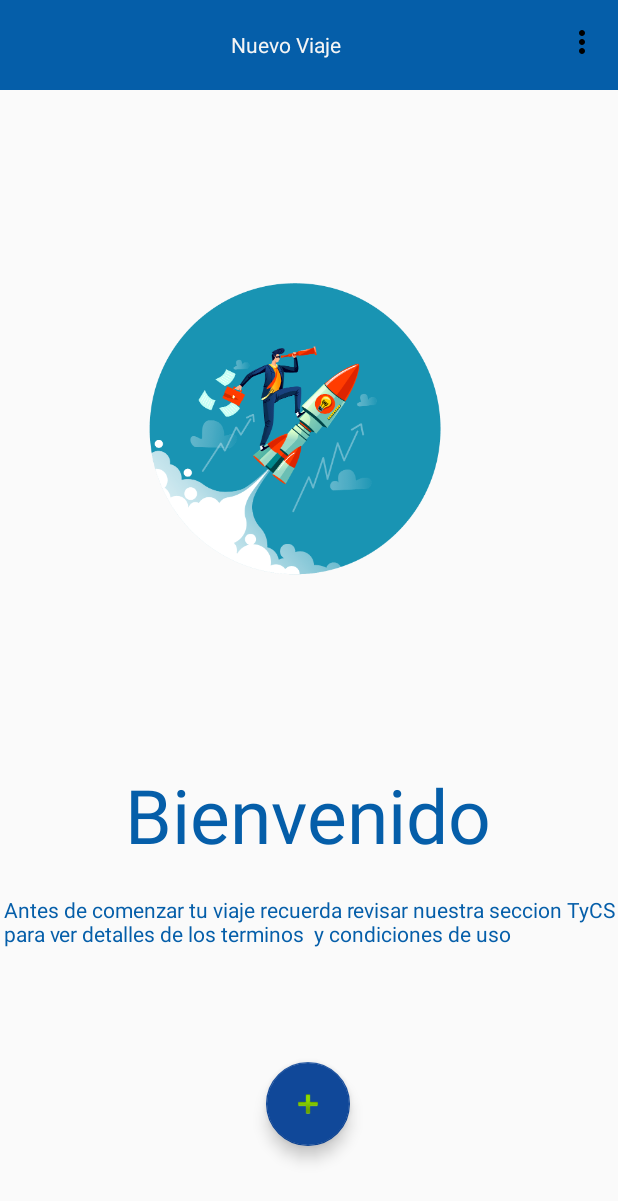
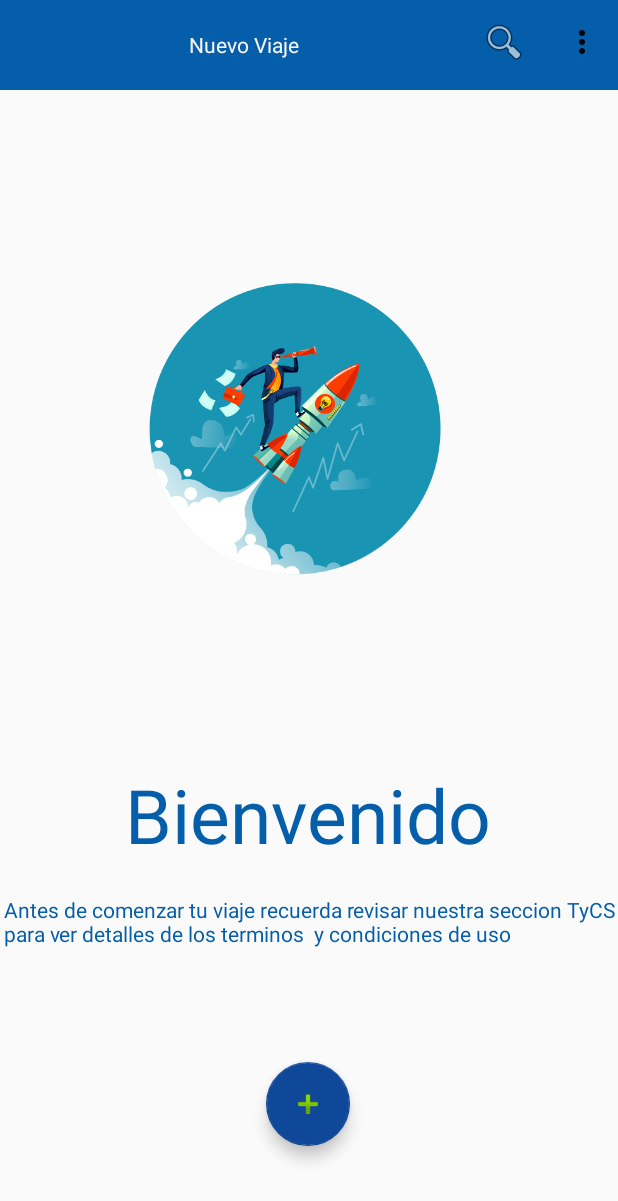
Before and after one commit to raulmenendez9/e-Tracker, an Android app: the MainActivity screen opened directly, with no data from a screen before it, on a phone screen of 412 x 824 dp. Shown: the top 1201 px of the screen. Run offline under Robolectric (Android 15) with nearby library versions, the phone set to English and light mode, and no system bars; libraries missing offline, so code that uses them is left out: androidx.constraintlayout.solver.

Commit message:
agregando icono de buscador en toolbart

```diff
--- a/app/src/main/res/menu/home_menus.xml
+++ b/app/src/main/res/menu/home_menus.xml
@@ -1,6 +1,12 @@
 <?xml version="1.0" encoding="utf-8"?>
 <menu xmlns:android="http://schemas.android.com/apk/res/android"
     xmlns:app="http://schemas.android.com/apk/res-auto">
+    <item
+        android:id="@+id/action_search"
+        android:icon="@android:drawable/ic_menu_search"
+        app:showAsAction="always|collapseActionView"
+        app:actionViewClass="androidx.appcompat.widget.SearchView$SearchAutoComplete"
+        android:title="Search"/>
     <item app:showAsAction="always"
         android:icon="@drawable/ic_menu"
         android:title="">
```
